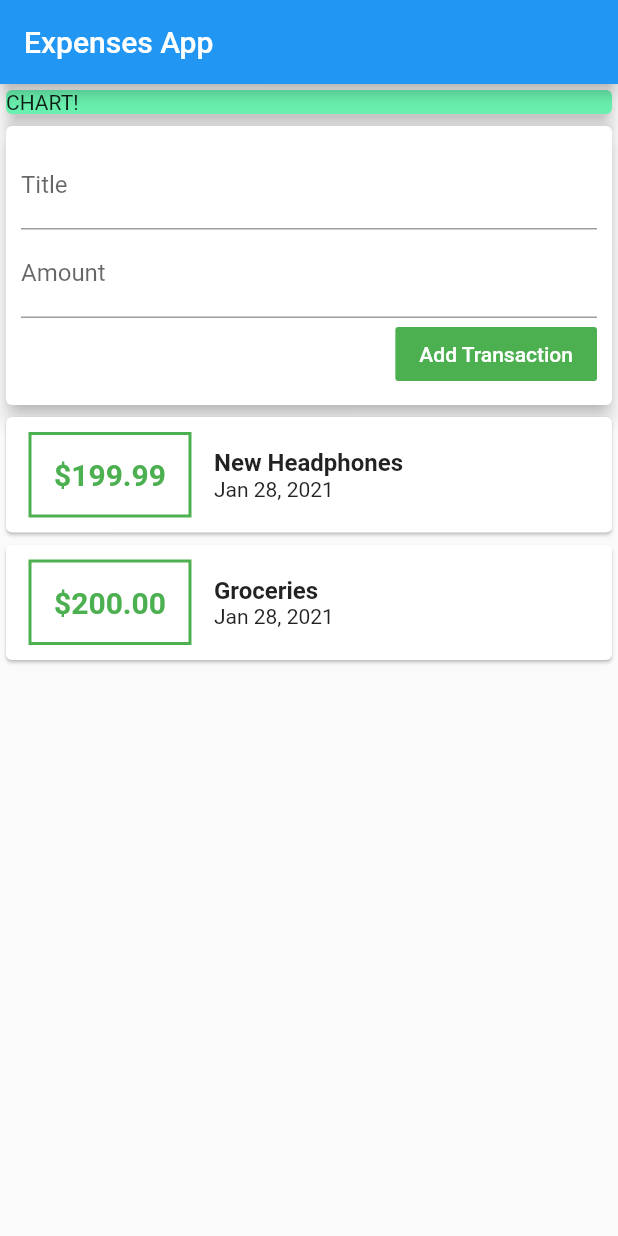
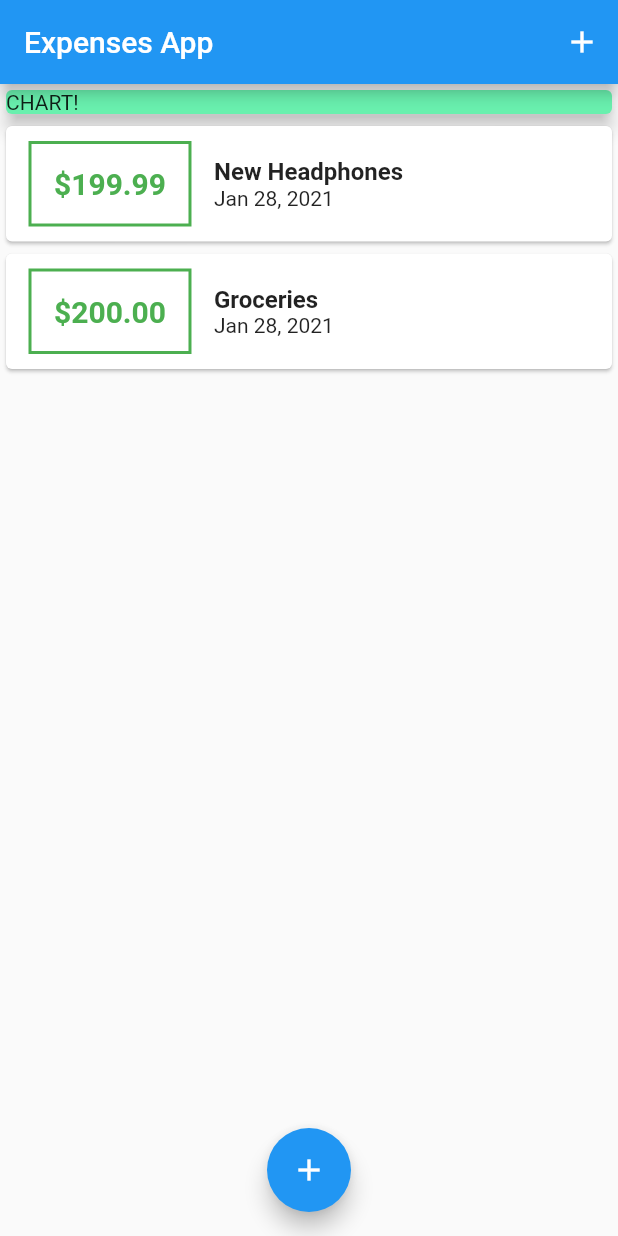
Before and after one commit to shahsamved/Personal-expenses-app, a Flutter app: the screen it shows after launch, on a phone screen of 412 x 824 dp. Run offline on Flutter 3.47's test engine with Material 2 defaults, Android fonts, the phone set to English and light mode, and no system bars.

Commit message:
adding appbar button,floating action button,modal bottom sheet styling

```diff
--- a/lib/main.dart
+++ b/lib/main.dart
@@ -1,7 +1,11 @@
 // import 'package:expenses_app/widgets/new_transaction.dart';
 // import 'package:expenses_app/widgets/transaction_list.dart';
+import 'package:expenses_app/widgets/new_transaction.dart';
+import 'package:expenses_app/widgets/transaction_list.dart';
 import 'package:expenses_app/widgets/user_transactions.dart';
 import 'package:flutter/material.dart';
+
+import 'models/transaction.dart';
 
 void main() {
   runApp(MyApp());
@@ -18,17 +22,68 @@ class MyApp extends StatelessWidget {
   }
 }
 
-class MyHomePage extends StatelessWidget {
+class MyHomePage extends StatefulWidget {
   // String title;
   // String amount;
-  final titleController = TextEditingController();
-  final amountController = TextEditingController();
+  @override
+  _MyHomePageState createState() => _MyHomePageState();
+}
+
+class _MyHomePageState extends State<MyHomePage> {
+  // final titleController = TextEditingController();
+
+  // final amountController = TextEditingController();
+
+  final List<Transaction> _userTransactions = [
+    Transaction(
+      id: 't1',
+      title: 'New Headphones',
+      amount: 199.99,
+      date: DateTime.now(),
+    ),
+    Transaction(
+      id: 't2',
+      title: 'Groceries',
+      amount: 200,
+      date: DateTime.now(),
+    ),
+  ];
+
+  void _addNewTransaction(String title, double amount) {
+    final newTx = Transaction(
+        id: DateTime.now().toString(),
+        title: title,
+        amount: amount,
+        date: DateTime.now());
+
+    setState(() {
+      _userTransactions.add(newTx);
+    });
+  }
+
+  void _startAddNewTransaction(BuildContext ctx) {
+    showModalBottomSheet(
+      context: ctx,
+      builder: (_) {
+        return GestureDetector(
+          onTap: () {},
+          child: NewTransaction(_addNewTransaction),
+          behavior: HitTestBehavior.opaque,
+        );
+      },
+    );
+  }
 
   @override
   Widget build(BuildContext context) {
     return Scaffold(
       appBar: AppBar(
         title: Text('Expenses App'),
+        actions: <Widget>[
+          IconButton(
+              icon: Icon(Icons.add),
+              onPressed: () => _startAddNewTransaction(context))
+        ],
       ),
       body: SingleChildScrollView(
         child: Column(
@@ -43,9 +98,14 @@ class MyHomePage extends StatelessWidget {
                 elevation: 5,
               ),
             ),
-            UserTransactions()
+            TransactionList(_userTransactions),
           ],
         ),
+      ),
+      floatingActionButtonLocation: FloatingActionButtonLocation.centerFloat,
+      floatingActionButton: FloatingActionButton(
+        child: Icon(Icons.add),
+        onPressed: () => _startAddNewTransaction(context),
       ),
     );
   }
--- a/lib/widgets/new_transaction.dart
+++ b/lib/widgets/new_transaction.dart
@@ -2,12 +2,19 @@ import 'package:flutter/material.dart';
 
 import 'package:flutter/material.dart';
 
-class NewTransaction extends StatelessWidget {
+class NewTransaction extends StatefulWidget {
   final Function addTx;
-  final titleController = TextEditingController();
-  final amountController = TextEditingController();
 
   NewTransaction(this.addTx);
+
+  @override
+  _NewTransactionState createState() => _NewTransactionState();
+}
+
+class _NewTransactionState extends State<NewTransaction> {
+  final titleController = TextEditingController();
+
+  final amountController = TextEditingController();
 
   void submitData() {
     final enteredTitle = titleController.text;
@@ -17,7 +24,9 @@ class NewTransaction extends StatelessWidget {
       return;
     }
 
-    addTx(titleController.text, double.parse(amountController.text));
+    widget.addTx(titleController.text, double.parse(amountController.text));
+
+    Navigator.of(context).pop();
   }
 
   @override
--- a/lib/widgets/transaction_list.dart
+++ b/lib/widgets/transaction_list.dart
@@ -9,7 +9,7 @@ class TransactionList extends StatelessWidget {
   @override
   Widget build(BuildContext context) {
     return Container(
-      height: 300,
+      height: 370,
       child: ListView.builder(
         itemBuilder: (ctx, index) {
           return Card(
--- a/lib/widgets/user_transactions.dart
+++ b/lib/widgets/user_transactions.dart
@@ -9,39 +9,12 @@ class UserTransactions extends StatefulWidget {
 }
 
 class _UserTransactionsState extends State<UserTransactions> {
-  final List<Transaction> _userTransactions = [
-    Transaction(
-      id: 't1',
-      title: 'New Headphones',
-      amount: 199.99,
-      date: DateTime.now(),
-    ),
-    Transaction(
-      id: 't2',
-      title: 'Groceries',
-      amount: 200,
-      date: DateTime.now(),
-    ),
-  ];
-
-  void _addNewTransaction(String title, double amount) {
-    final newTx = Transaction(
-        id: DateTime.now().toString(),
-        title: title,
-        amount: amount,
-        date: DateTime.now());
-
-    setState(() {
-      _userTransactions.add(newTx);
-    });
-  }
-
   @override
   Widget build(BuildContext context) {
     return Column(
       children: <Widget>[
-        NewTransaction(_addNewTransaction),
-        TransactionList(_userTransactions)
+        // NewTransaction(_addNewTransaction),
+        // TransactionList(_userTransactions)
       ],
     );
   }
```
